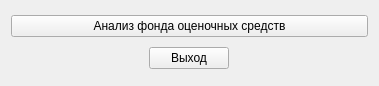
Before: the Qt Designer form zavcath.ui in gunmaden/IS-AOOZ, drawn with Qt 5.
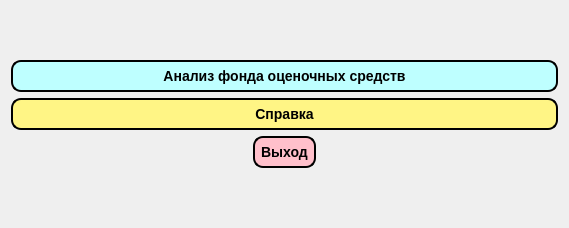
After: the same form once the commit is applied.

```diff
--- a/zavcath.ui
+++ b/zavcath.ui
@@ -6,32 +6,87 @@
    <rect>
     <x>0</x>
     <y>0</y>
-    <width>379</width>
-    <height>86</height>
+    <width>569</width>
+    <height>228</height>
    </rect>
   </property>
   <property name="windowTitle">
    <string>Form</string>
   </property>
-  <layout class="QGridLayout" name="gridLayout">
+  <layout class="QGridLayout" name="gridLayout_2">
    <item row="0" column="0">
-    <layout class="QVBoxLayout" name="verticalLayout">
-     <item>
+    <layout class="QGridLayout" name="gridLayout">
+     <item row="0" column="0">
       <widget class="QPushButton" name="pushButton">
+       <property name="styleSheet">
+        <string notr="true">QPushButton{
+     background-color: rgb(190, 255, 255);
+     border-style: outset;
+     border-width: 2px;
+     border-radius: 10px;
+     border-color: black;
+     font: bold 14px;
+     min-width: 10em;
+     padding: 6px;
+ }
+ QPushButton:pressed {
+     background-color: rgb(0, 255, 238);
+     border-style: inset;
+ }</string>
+       </property>
        <property name="text">
         <string>Анализ фонда оценочных средств</string>
        </property>
       </widget>
      </item>
+     <item row="1" column="0">
+      <widget class="QPushButton" name="pushButton_2">
+       <property name="styleSheet">
+        <string notr="true">QPushButton{
+     background-color: rgb(255, 245, 133);
+     border-style: outset;
+     border-width: 2px;
+     border-radius: 10px;
+     border-color: black;
+     font: bold 14px;
+     min-width: 10em;
+     padding: 6px;
+ }
+ QPushButton:pressed {
+     background-color: rgb(0, 255, 238);
+     border-style: inset;
+ }</string>
+       </property>
+       <property name="text">
+        <string>Справка</string>
+       </property>
+      </widget>
+     </item>
+     <item row="2" column="0" alignment="Qt::AlignHCenter">
+      <widget class="QPushButton" name="pushButton_3">
+       <property name="styleSheet">
+        <string notr="true">QPushButton{
+     background-color: pink;
+     border-style: outset;
+     border-width: 2px;
+     border-radius: 10px;
+     border-color: black;
+     font: bold 14px;
+     min-width: 10em;
+     padding: 6px;
+ }
+ QPushButton:pressed {
+     background-color: rgb(0, 255, 238);
+     border-style: inset;
+ }</string>
+       </property>
+       <property name="text">
+        <string>Выход</string>
+       </property>
+      </widget>
+     </item>
     </layout>
    </item>
-   <item row="1" column="0" alignment="Qt::AlignHCenter">
-    <widget class="QPushButton" name="pushButton_3">
-     <property name="text">
-      <string>Выход</string>
-     </property>
-    </widget>
-   </item>
   </layout>
  </widget>
  <resources/>
```
